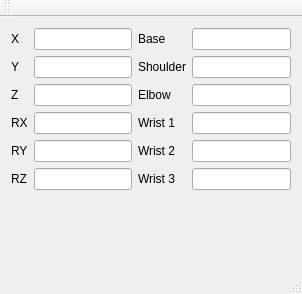
piokac/summerschoolUR3, file UR3CPP/mainwindow.ui: the form before one commit.
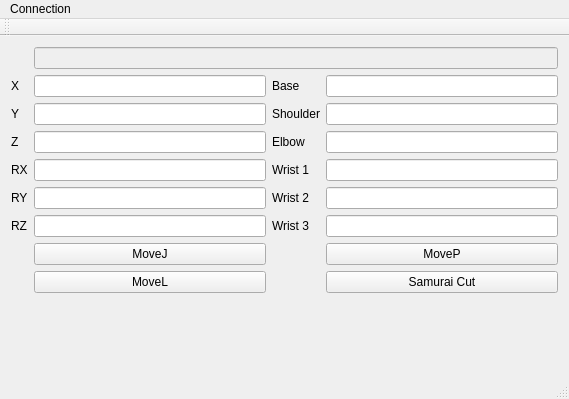
The form after the commit.

What changed in the file:
```diff
--- a/UR3CPP/mainwindow.ui
+++ b/UR3CPP/mainwindow.ui
@@ -2,12 +2,15 @@
 <ui version="4.0">
  <class>MainWindow</class>
  <widget class="QMainWindow" name="MainWindow">
+  <property name="enabled">
+   <bool>true</bool>
+  </property>
   <property name="geometry">
    <rect>
     <x>0</x>
     <y>0</y>
-    <width>302</width>
-    <height>294</height>
+    <width>569</width>
+    <height>399</height>
    </rect>
   </property>
   <property name="windowTitle">
@@ -15,47 +18,44 @@
   </property>
   <widget class="QWidget" name="centralWidget">
    <layout class="QGridLayout" name="gridLayout">
-    <item row="0" column="0">
+    <item row="3" column="2">
+     <widget class="QLabel" name="label_3">
+      <property name="text">
+       <string>Elbow</string>
+      </property>
+     </widget>
+    </item>
+    <item row="1" column="0">
      <widget class="QLabel" name="label_7">
       <property name="text">
        <string>X</string>
       </property>
      </widget>
     </item>
-    <item row="0" column="1">
-     <widget class="QLineEdit" name="lineEditX"/>
-    </item>
-    <item row="0" column="2">
+    <item row="1" column="2">
      <widget class="QLabel" name="label">
       <property name="text">
        <string>Base</string>
       </property>
      </widget>
     </item>
-    <item row="0" column="3">
-     <widget class="QLineEdit" name="lineEditBase"/>
-    </item>
-    <item row="1" column="0">
-     <widget class="QLabel" name="label_8">
-      <property name="text">
-       <string>Y</string>
-      </property>
-     </widget>
-    </item>
     <item row="1" column="1">
+     <widget class="QLineEdit" name="lineEditX"/>
+    </item>
+    <item row="1" column="3">
+     <widget class="QLineEdit" name="lineEditBase"/>
+    </item>
+    <item row="2" column="1">
      <widget class="QLineEdit" name="lineEditY"/>
     </item>
     <item row="2" column="0">
-     <widget class="QLabel" name="label_9">
+     <widget class="QLabel" name="label_8">
       <property name="text">
-       <string>Z</string>
+       <string>Y</string>
       </property>
      </widget>
     </item>
-    <item row="2" column="1">
-     <widget class="QLineEdit" name="lineEditZ"/>
-    </item>
-    <item row="3" column="0">
+    <item row="4" column="0">
      <widget class="QLabel" name="label_10">
       <property name="text">
        <string>RX</string>
@@ -63,92 +63,79 @@
      </widget>
     </item>
     <item row="3" column="1">
+     <widget class="QLineEdit" name="lineEditZ"/>
+    </item>
+    <item row="4" column="1">
      <widget class="QLineEdit" name="lineEditRX"/>
     </item>
-    <item row="4" column="0">
+    <item row="5" column="0">
      <widget class="QLabel" name="label_12">
       <property name="text">
        <string>RY</string>
       </property>
      </widget>
     </item>
-    <item row="4" column="1">
-     <widget class="QLineEdit" name="lineEditRY"/>
-    </item>
-    <item row="5" column="0">
-     <widget class="QLabel" name="label_11">
+    <item row="3" column="0">
+     <widget class="QLabel" name="label_9">
       <property name="text">
-       <string>RZ</string>
+       <string>Z</string>
       </property>
      </widget>
     </item>
-    <item row="5" column="1">
+    <item row="6" column="1">
      <widget class="QLineEdit" name="lineEditRZ"/>
     </item>
-    <item row="1" column="2">
+    <item row="2" column="2">
      <widget class="QLabel" name="label_2">
       <property name="text">
        <string>Shoulder</string>
       </property>
      </widget>
     </item>
-    <item row="1" column="3">
-     <widget class="QLineEdit" name="lineEditShoulder"/>
-    </item>
-    <item row="2" column="2">
-     <widget class="QLabel" name="label_3">
+    <item row="6" column="0">
+     <widget class="QLabel" name="label_11">
       <property name="text">
-       <string>Elbow</string>
+       <string>RZ</string>
       </property>
      </widget>
     </item>
+    <item row="5" column="1">
+     <widget class="QLineEdit" name="lineEditRY"/>
+    </item>
     <item row="2" column="3">
+     <widget class="QLineEdit" name="lineEditShoulder"/>
+    </item>
+    <item row="3" column="3">
      <widget class="QLineEdit" name="lineEditElbow"/>
     </item>
-    <item row="3" column="2">
+    <item row="4" column="2">
      <widget class="QLabel" name="label_4">
       <property name="text">
        <string>Wrist 1</string>
       </property>
      </widget>
     </item>
-    <item row="3" column="3">
+    <item row="4" column="3">
      <widget class="QLineEdit" name="lineEditWrist1"/>
     </item>
-    <item row="4" column="2">
+    <item row="5" column="2">
      <widget class="QLabel" name="label_5">
       <property name="text">
        <string>Wrist 2</string>
       </property>
      </widget>
     </item>
-    <item row="4" column="3">
-     <widget class="QLineEdit" name="lineEditWrist2"/>
-    </item>
-    <item row="5" column="2">
+    <item row="6" column="2">
      <widget class="QLabel" name="label_6">
       <property name="text">
        <string>Wrist 3</string>
       </property>
      </widget>
     </item>
-    <item row="5" column="3">
-     <widget class="QLineEdit" name="lineEditWrist3"/>
-    </item>
-    <item row="6" column="1">
-     <spacer name="verticalSpacer">
-      <property name="orientation">
-       <enum>Qt::Vertical</enum>
-      </property>
-      <property name="sizeHint" stdset="0">
-       <size>
-        <width>20</width>
-        <height>40</height>
-       </size>
-      </property>
-     </spacer>
-    </item>
     <item row="6" column="3">
+     <widget class="QLineEdit" name="lineEditWrist3"/>
+    </item>
+    <item row="9" column="3">
      <spacer name="verticalSpacer_2">
       <property name="orientation">
        <enum>Qt::Vertical</enum>
@@ -161,6 +148,60 @@
       </property>
      </spacer>
     </item>
+    <item row="5" column="3">
+     <widget class="QLineEdit" name="lineEditWrist2"/>
+    </item>
+    <item row="9" column="1">
+     <spacer name="verticalSpacer">
+      <property name="orientation">
+       <enum>Qt::Vertical</enum>
+      </property>
+      <property name="sizeHint" stdset="0">
+       <size>
+        <width>20</width>
+        <height>40</height>
+       </size>
+      </property>
+     </spacer>
+    </item>
+    <item row="0" column="1" colspan="3">
+     <widget class="QLineEdit" name="lineEdit_Connection">
+      <property name="enabled">
+       <bool>false</bool>
+      </property>
+      <property name="text">
+       <string> </string>
+      </property>
+     </widget>
+    </item>
+    <item row="7" column="3">
+     <widget class="QPushButton" name="pushButton_MoveP">
+      <property name="text">
+       <string>MoveP</string>
+      </property>
+     </widget>
+    </item>
+    <item row="7" column="1">
+     <widget class="QPushButton" name="pushButton_MoveJ">
+      <property name="text">
+       <string>MoveJ</string>
+      </property>
+     </widget>
+    </item>
+    <item row="8" column="1">
+     <widget class="QPushButton" name="pushButton_MoveL">
+      <property name="text">
+       <string>MoveL</string>
+      </property>
+     </widget>
+    </item>
+    <item row="8" column="3">
+     <widget class="QPushButton" name="pushButton_4">
+      <property name="text">
+       <string>Samurai Cut</string>
+      </property>
+     </widget>
+    </item>
    </layout>
   </widget>
   <widget class="QMenuBar" name="menuBar">
@@ -168,10 +209,17 @@
     <rect>
      <x>0</x>
      <y>0</y>
-     <width>302</width>
-     <height>20</height>
+     <width>569</width>
+     <height>26</height>
     </rect>
    </property>
+   <widget class="QMenu" name="menuConnection">
+    <property name="title">
+     <string>Connection</string>
+    </property>
+    <addaction name="actionConnection_Info"/>
+   </widget>
+   <addaction name="menuConnection"/>
   </widget>
   <widget class="QToolBar" name="mainToolBar">
    <attribute name="toolBarArea">
```
Left out of the diff: 8 changed lines with no effect on the pictures.
